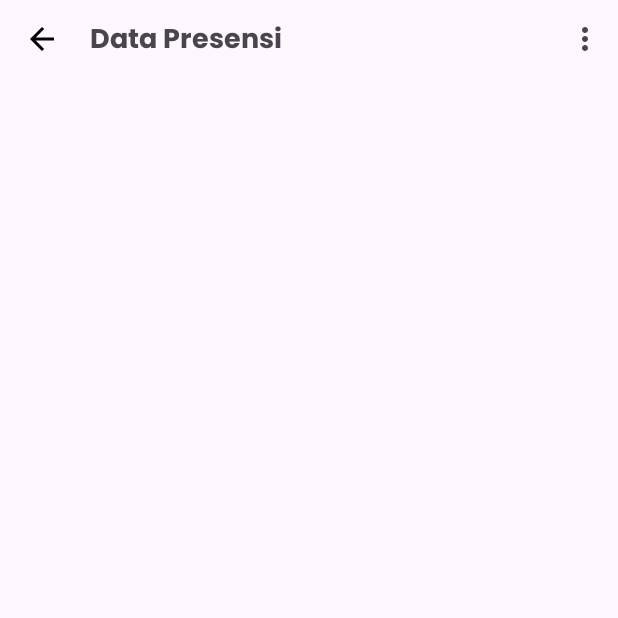
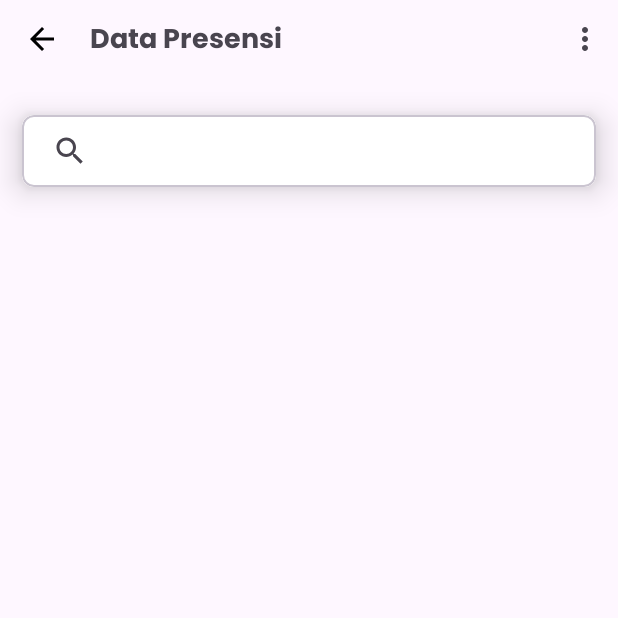
Before and after one commit to riecho14/Gymtera, an Android app: the AdminAttendanceActivity screen opened directly, with no data from a screen before it, on a phone screen of 412 x 824 dp, the top half of it. Run offline under Robolectric (Android 15) with nearby library versions, the phone set to English and light mode, and no system bars; our stand-ins replace Firebase (no records; nobody signed in at launch, a user with empty details on screens opened directly); libraries missing offline, so code that uses them is left out: com.chad.library, org.apache.poi, www.sanju.motiontoast; 2 statements that could not run were skipped.

Commit message:
Feat(AdminAttendanceActivity): Admin can search for user attendance data

```diff
--- a/app/src/main/java/com/tugasakhir/gymtera/user/features/AttendanceActivity.kt
+++ b/app/src/main/java/com/tugasakhir/gymtera/user/features/AttendanceActivity.kt
@@ -38,7 +38,7 @@ class AttendanceActivity : AppCompatActivity() {
     private lateinit var fusedLocationClient: FusedLocationProviderClient
     private val targetLatitude = -5.359790
     private val targetLongitude = 105.315717
-    private val radius = 10.0
+    private val radius = 999999999999999999
 
     override fun onCreate(savedInstanceState: Bundle?) {
         super.onCreate(savedInstanceState)
@@ -107,7 +107,7 @@ class AttendanceActivity : AppCompatActivity() {
                                 }
                             } == true) {
 
-                            // Ambil waktu dan tanggal saat ini
+                            // Check current time
                             val currentTimeMillis = System.currentTimeMillis()
                             val date = java.util.Date(currentTimeMillis)
                             val dateString = java.text.SimpleDateFormat("dd-MM-yyyy").format(date)
--- a/app/src/main/res/layout/activity_admin_attendance.xml
+++ b/app/src/main/res/layout/activity_admin_attendance.xml
@@ -29,6 +29,27 @@
                 app:title="Data Presensi"
                 app:titleTextAppearance="@style/Toolbar.SubtitleText" />
 
+            <com.google.android.material.card.MaterialCardView
+                android:id="@+id/materialCardView"
+                android:layout_width="match_parent"
+                android:layout_height="wrap_content"
+                app:cardCornerRadius="8dp"
+                app:cardElevation="12dp"
+                app:cardUseCompatPadding="true"
+                app:layout_constraintEnd_toEndOf="parent"
+                app:layout_constraintHorizontal_bias="0.5"
+                app:layout_constraintStart_toStartOf="parent"
+                app:layout_constraintTop_toTopOf="parent">
+
+                <androidx.appcompat.widget.SearchView
+                    android:id="@+id/searchView"
+                    android:layout_width="match_parent"
+                    android:layout_height="wrap_content"
+                    app:iconifiedByDefault="false"
+                    android:background="@color/white" />
+
+            </com.google.android.material.card.MaterialCardView>
+
         </com.google.android.material.appbar.AppBarLayout>
 
         <!-- Note: A RecyclerView can also be used -->
```
Also changed, not shown: app/src/main/java/com/tugasakhir/gymtera/admin/features/AdminAttendanceActivity.kt (+30 -5 lines), app/src/main/java/com/tugasakhir/gymtera/admin/features/AdminExerciseActivity.kt (+11 -13 lines).
